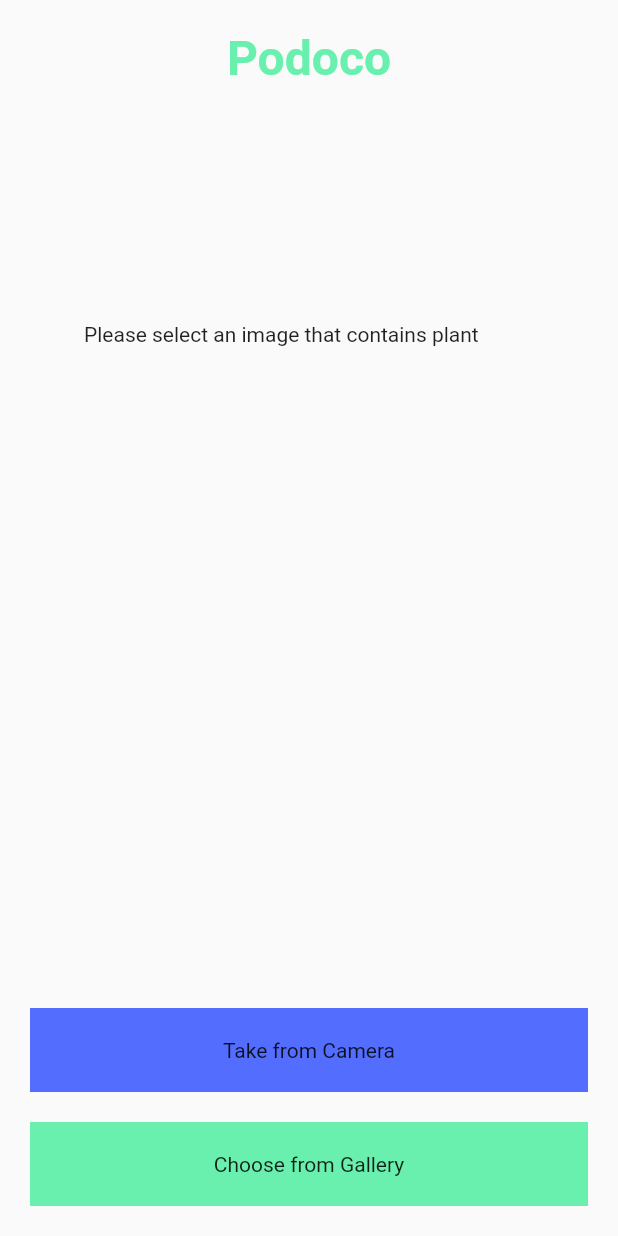
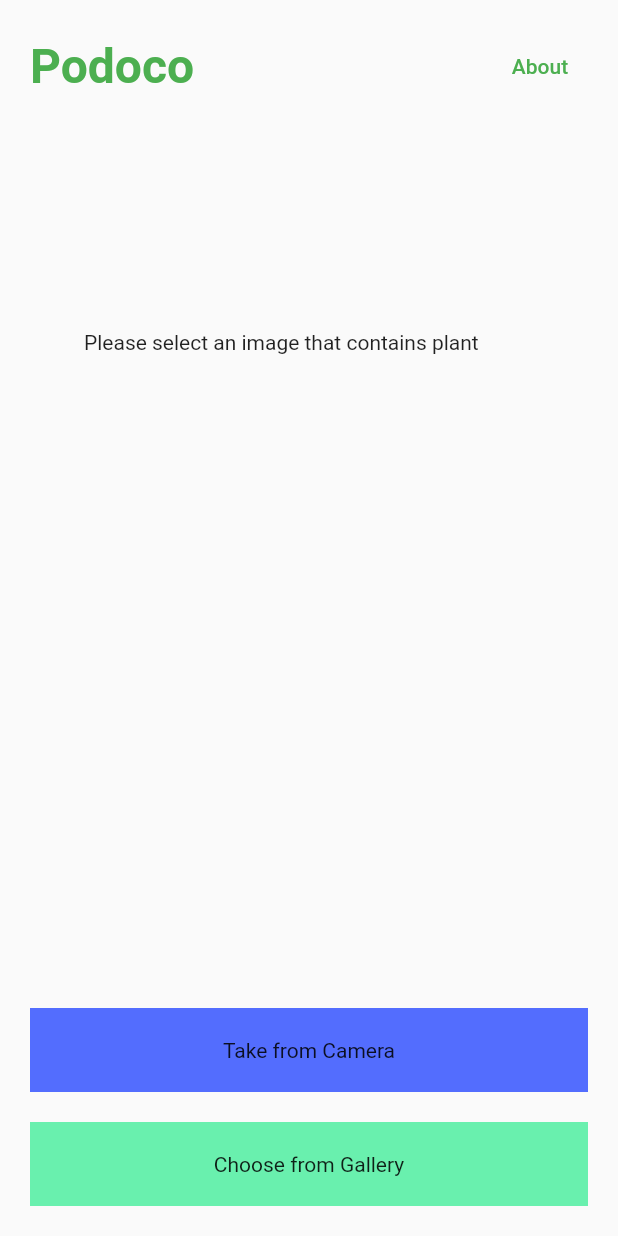
Before and after one commit to MinSiThu/Podoco, a Flutter app: the screen it shows after launch, on a phone screen of 412 x 824 dp. Run offline on Flutter 3.47's test engine with Material 2 defaults, Android fonts, the phone set to English and light mode, and no system bars; our stand-ins replace get, image_picker; missing offline and left inert: tflite_flutter, tflite_flutter_helper; Roboto replaces fonts that are missing (Georgia).

Commit message:
feat: Language Translation for myanmar & english

```diff
--- a/lib/components/Header.dart
+++ b/lib/components/Header.dart
@@ -1,16 +1,26 @@
 import 'package:flutter/material.dart';
+import 'package:get/get.dart';
+import 'package:podoco_plant_diesease_classifier/pages/about_page.dart';
 
 class Header extends StatelessWidget {
   @override
   Widget build(BuildContext context) {
     return Container(
-      child: const Center(
-        child: Text("Podoco",style: TextStyle(
-          color: Colors.greenAccent,
-          fontSize: 32,
-          fontWeight: FontWeight.bold
-        ),),
-      ),
+      child: Row(mainAxisAlignment: MainAxisAlignment.spaceBetween, children: [
+        const Text(
+          "Podoco",
+          style: TextStyle(
+              color: Colors.green, fontSize: 32, fontWeight: FontWeight.bold),
+        ),
+        TextButton(
+            onPressed: () {
+              Get.to(()=>AboutPage());
+            },
+            child: const Text(
+              "About",
+              style: TextStyle(color: Colors.green),
+            ))
+      ]),
     );
   }
 }
--- a/lib/components/ResultTextBox.dart
+++ b/lib/components/ResultTextBox.dart
@@ -11,12 +11,13 @@
   @override
   Widget build(BuildContext context) {
     return Container(
+      margin: const EdgeInsets.only(top: 10),
       child:Column(
         children:[
           Text(labelScore.label,style: TextStyle(
             fontSize:24
           ),),
-          Text("Accuracy ${labelScore.score}")
+          Text("Accuracy - ${labelScore.score}")
         ]
       )
     );
--- a/lib/main.dart
+++ b/lib/main.dart
@@ -1,12 +1,12 @@
 import 'dart:io';
-import 'dart:math';
 
 import 'package:flutter/material.dart';
+import 'package:get/get.dart';
 import 'package:image_picker/image_picker.dart';
 import 'package:podoco_plant_diesease_classifier/classifier/classifier.dart';
 import 'package:podoco_plant_diesease_classifier/components/Header.dart';
 import 'package:podoco_plant_diesease_classifier/components/ResultTextBox.dart';
-import 'package:tflite_flutter_helper/tflite_flutter_helper.dart';
+import 'package:podoco_plant_diesease_classifier/translations/languages.dart';
 
 void main() {
   runApp(PodocoApp());
@@ -57,7 +57,7 @@
   }
 
   void _classifyImage(imageFile) async {
-    var result = _model.classify(imageFile);
+    var result = await _model.classify(imageFile);
 
     final resultStatus =
         result.score >= 0.8 ? ResultStatus.found : ResultStatus.notFound;
@@ -70,7 +70,9 @@
 
   @override
   Widget build(BuildContext context) {
-    return MaterialApp(
+    return GetMaterialApp(
+      translations: Languages(),
+      locale: const Locale("en","US"),
       theme: ThemeData(
         primaryColor: Colors.greenAccent,
         fontFamily: 'Georgia',
--- /dev/null
+++ b/lib/translations/languages.dart
@@ -0,0 +1,26 @@
+import 'package:get/get.dart';
+
+class Languages extends Translations{
+  @override
+  Map<String, Map<String, String>> get keys => {
+    'en_US':{
+      "about":"""Podoco app is about classifying diseases in Cassava plant.
+
+                We made this project to showcase the use of tflite in Flutter. We use CropNet Lite Model.
+                The lite version may not be accurate because of the mobile phone computational performance today.
+
+                The app source code is opensource and can be used freely according to MIT Lisence.
+                The following link is the link to the opensource repo.
+                """
+    },
+    'my_MM':{
+      "about":"""Podoco အက်ပလီကေးရှင်းသည် ပီလောပီနံပင်ရှိ ရောဂါများကို အမျိုးအစားခွဲခြင်းအကြောင်းဖြစ်သည်။
+                Flutter တွင် tflite အသုံးပြုမှုကို ပြသရန် ဤပရောဂျက်ကို ပြုလုပ်ခဲ့သည်။ ကျွန်ုပ်တို့သည် CropNet Lite မော်ဒယ်ကို အသုံးပြုသည်။
+                ယနေ့ခေတ် မိုဘိုင်းလ်ဖုန်း၏ ကွန်ပျူတာဆိုင်ရာ စွမ်းဆောင်ရည်ကြောင့် Lite ဗားရှင်းသည် တိကျမှု မရှိနိုင်ပါ။
+
+                အက်ပ်အရင်းအမြစ်ကုဒ်သည် opensource ဖြစ်ပြီး MIT Lisence အရ လွတ်လပ်စွာ အသုံးပြုနိုင်သည်။
+                အောက်ပါလင့်ခ်သည် opensource repo သို့ လင့်ခ်ဖြစ်သည်။"""
+    }
+  }
+  ;
+}
--- a/pubspec.yaml
+++ b/pubspec.yaml
@@ -42,6 +42,8 @@
       url: https://github.com/filofan1/tflite_flutter_helper.git
       ref: 783f15e5a87126159147d8ea30b98eea9207ac70 # Must be refactor with MediaPipe Lib by August 2023
   image_picker: ^0.8.3
+  get: ^4.6.5
+  url_launcher: ^6.1.11
 
 dev_dependencies:
   flutter_test:
```
Also changed, not shown: lib/pages/about_page.dart (added, +68 -0 lines), pubspec.lock, 6 other files.
